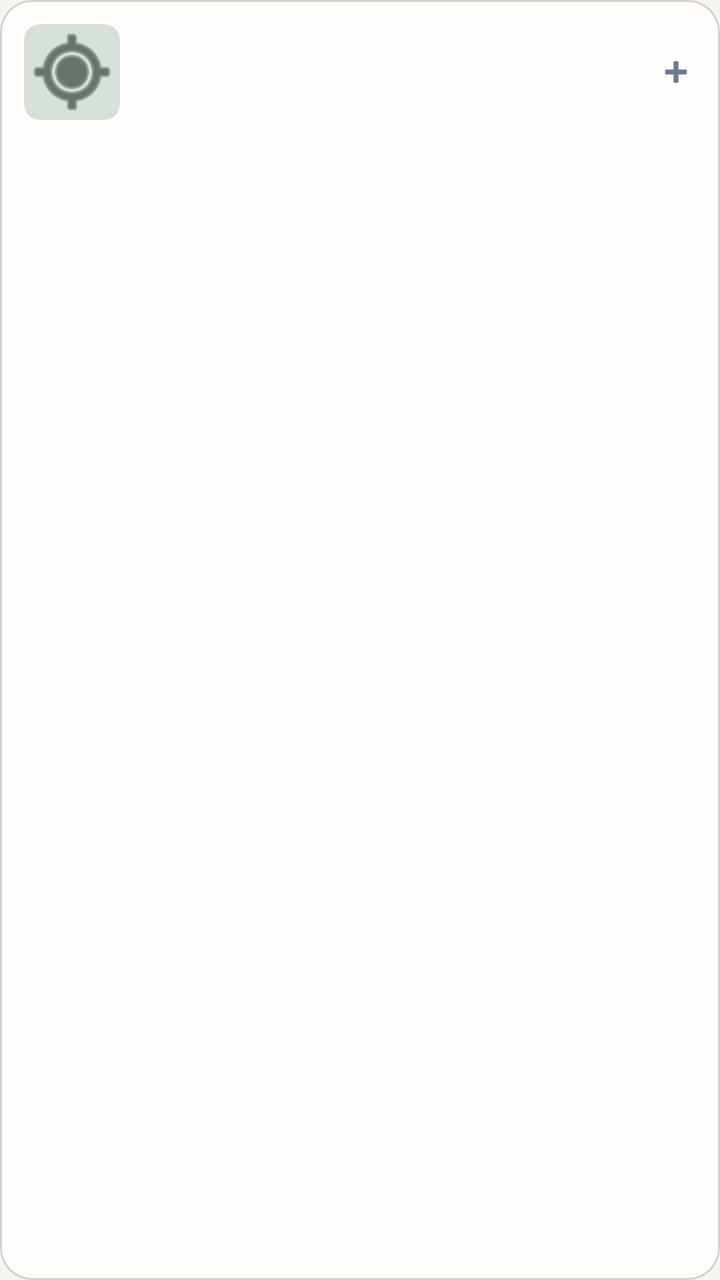
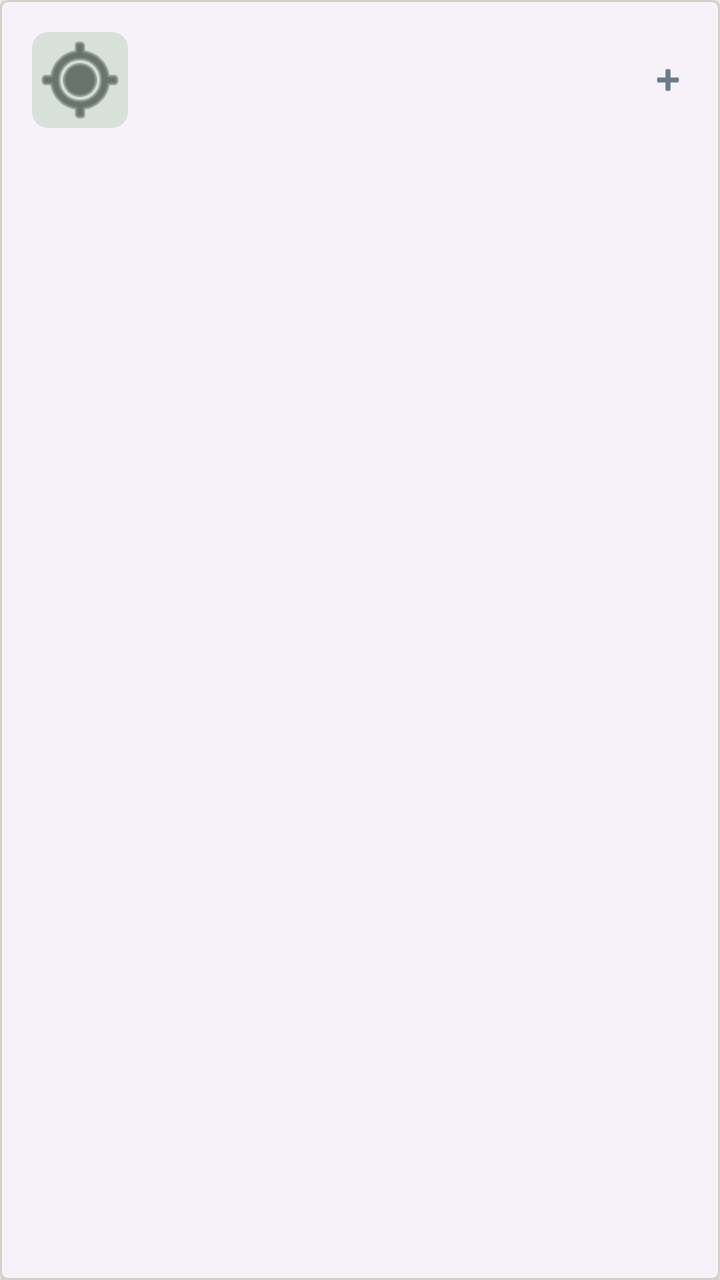

Two renders of the same Android screen: before a commit and after it. Below are the layout's source before the change and the commit's diff.
<!-- AndroidManifest.xml: application theme Theme.Compassor -->
<!-- res/layout/item_waypoint.xml -->
<?xml version="1.0" encoding="utf-8"?>
<com.google.android.material.card.MaterialCardView xmlns:android="http://schemas.android.com/apk/res/android"
    xmlns:app="http://schemas.android.com/apk/res-auto"
    android:layout_width="match_parent"
    android:layout_height="wrap_content"
    android:layout_marginHorizontal="12dp"
    android:layout_marginVertical="8dp"
    app:cardCornerRadius="16dp"
    app:cardElevation="0dp"
    app:strokeWidth="1dp"
    app:strokeColor="?attr/colorOutlineVariant"
    android:clickable="true"
    android:focusable="true">

    <LinearLayout
        android:layout_width="match_parent"
        android:layout_height="wrap_content"
        android:orientation="horizontal"
        android:padding="12dp"
        android:gravity="center_vertical">

        <com.google.android.material.card.MaterialCardView
            android:layout_width="48dp"
            android:layout_height="48dp"
            app:cardCornerRadius="8dp"
            app:cardElevation="0dp"
            app:cardBackgroundColor="?attr/colorSecondaryContainer"
            app:strokeWidth="0dp">

            <ImageView
                android:id="@+id/waypointIcon"
                android:layout_width="match_parent"
                android:layout_height="match_parent"
                android:scaleType="centerCrop"
                android:src="@android:drawable/ic_menu_mylocation"
                app:tint="?attr/colorOnSecondaryContainer" />

        </com.google.android.material.card.MaterialCardView>

        <LinearLayout
            android:layout_width="0dp"
            android:layout_height="wrap_content"
            android:layout_weight="1"
            android:layout_marginStart="16dp"
            android:orientation="vertical">

            <TextView
                android:id="@+id/waypointName"
                android:layout_width="match_parent"
                android:layout_height="wrap_content"
                android:textAppearance="?attr/textAppearanceTitleMedium"
                android:textColor="?attr/colorOnSurface"
                android:ellipsize="end"
                android:maxLines="1" />

            <TextView
                android:id="@+id/waypointRemarks"
                android:layout_width="match_parent"
                android:layout_height="wrap_content"
                android:textAppearance="?attr/textAppearanceBodySmall"
                android:textColor="?attr/colorOnSurfaceVariant"
                android:ellipsize="end"
                android:maxLines="1"
                android:visibility="gone" />
        </LinearLayout>

        <ImageView
            android:layout_width="20dp"
            android:layout_height="20dp"
            android:src="@android:drawable/ic_input_add"
            app:tint="?attr/colorPrimary" />

    </LinearLayout>

</com.google.android.material.card.MaterialCardView>
<!-- resources referenced by this layout -->
<resources>
  <style name="Theme.Compassor" parent="Base.Theme.Compassor" />
  <color name="md_theme_light_primary">#6B7B8C</color>
  <color name="md_theme_light_onPrimary">#FFFFFF</color>
  <color name="md_theme_light_primaryContainer">#D5DBE3</color>
  <color name="md_theme_light_onPrimaryContainer">#1A2632</color>
  <color name="md_theme_light_secondary">#8FA395</color>
  <color name="md_theme_light_onSecondary">#FFFFFF</color>
  <color name="md_theme_light_secondaryContainer">#D8E0DA</color>
  <color name="md_theme_light_onSecondaryContainer">#1F2B23</color>
  <color name="md_theme_light_tertiary">#C9ADA7</color>
  <color name="md_theme_light_onTertiary">#FFFFFF</color>
  <color name="md_theme_light_tertiaryContainer">#E8DDD9</color>
  <color name="md_theme_light_onTertiaryContainer">#3D2F2C</color>
  <color name="md_theme_light_error">#C17B74</color>
  <color name="md_theme_light_onError">#FFFFFF</color>
  <color name="md_theme_light_errorContainer">#EED5D2</color>
  <color name="md_theme_light_onErrorContainer">#4A2522</color>
  <color name="md_theme_light_background">#F7F5F3</color>
  <color name="md_theme_light_onBackground">#3D3A38</color>
  <color name="md_theme_light_surface">#FFFDFB</color>
  <color name="md_theme_light_onSurface">#3D3A38</color>
  <color name="md_theme_light_surfaceVariant">#E8E4E1</color>
  <color name="md_theme_light_onSurfaceVariant">#6B6561</color>
  <color name="md_theme_light_outline">#A69C94</color>
  <color name="md_theme_light_outlineVariant">#D5CFC9</color>
  <!-- unchanged entries left out for length: 1 -->
</resources>

<!-- the commit's change to res/layout/item_waypoint.xml (unified diff, before → after) -->
@@ -1,12 +1,13 @@
 <?xml version="1.0" encoding="utf-8"?>
 <com.google.android.material.card.MaterialCardView xmlns:android="http://schemas.android.com/apk/res/android"
     xmlns:app="http://schemas.android.com/apk/res-auto"
+    style="@style/Widget.Compassor.FluentCard"
     android:layout_width="match_parent"
     android:layout_height="wrap_content"
     android:layout_marginHorizontal="12dp"
-    android:layout_marginVertical="8dp"
-    app:cardCornerRadius="16dp"
-    app:cardElevation="0dp"
+    android:layout_marginVertical="@dimen/fluent_list_item_spacing"
+    app:cardCornerRadius="@dimen/corner_radius_sm"
+    app:cardElevation="2dp"
     app:strokeWidth="1dp"
     app:strokeColor="?attr/colorOutlineVariant"
     android:clickable="true"
@@ -16,7 +17,7 @@
         android:layout_width="match_parent"
         android:layout_height="wrap_content"
         android:orientation="horizontal"
-        android:padding="12dp"
+        android:padding="@dimen/fluent_content_padding_safe"
         android:gravity="center_vertical">
 
         <com.google.android.material.card.MaterialCardView
<!-- resource entries referenced after the edit -->
@@ -1,5 +1,15 @@
 <!-- resources referenced by this layout -->
 <resources>
+  <dimen name="corner_radius_sm">4dp</dimen>
+  <dimen name="fluent_content_padding_safe">16dp</dimen>
+  <dimen name="fluent_list_item_spacing">6dp</dimen>
+  <style name="Widget.Compassor.FluentCard" parent="Widget.Material3.CardView.Elevated">
+          <item name="cardCornerRadius">4dp</item>
+          <item name="cardElevation">2dp</item>
+          <item name="cardUseCompatPadding">false</item>
+          <item name="strokeWidth">1dp</item>
+          <item name="strokeColor">?attr/colorOutlineVariant</item>
+      </style>
   <style name="Theme.Compassor" parent="Base.Theme.Compassor" />
   <color name="md_theme_light_primary">#6B7B8C</color>
   <color name="md_theme_light_onPrimary">#FFFFFF</color>
